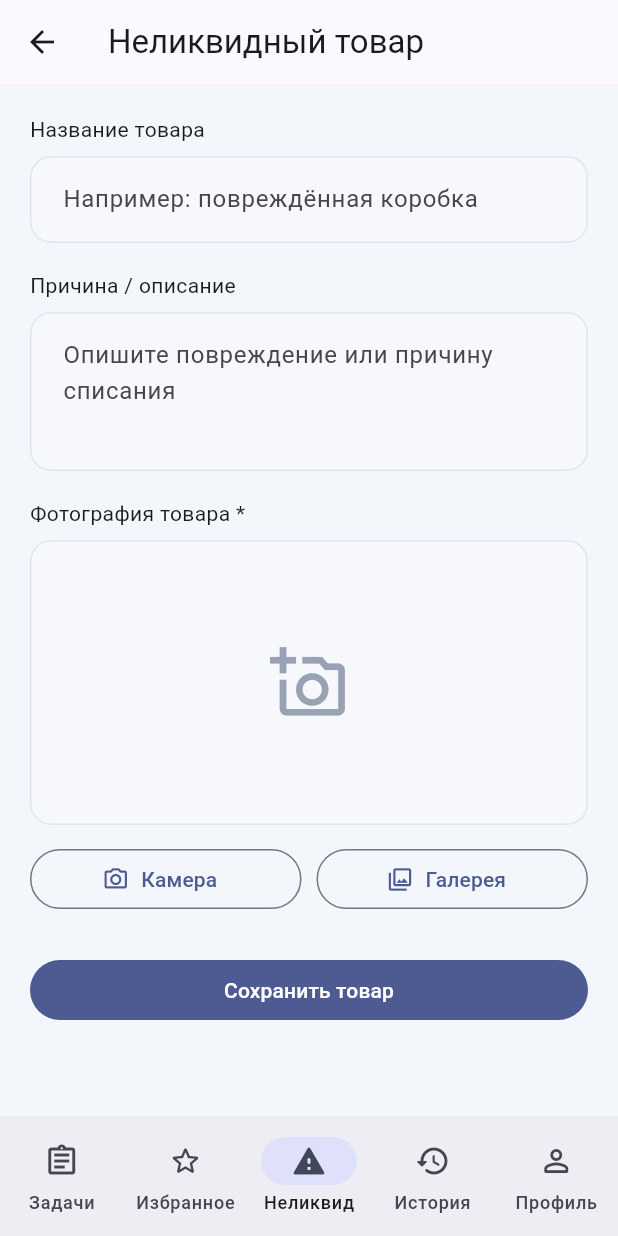
After one commit to BeliiAndrei/SmartTaskHandlerMobile, a Flutter app: the UnsellableFormPage screen opened by its route, after a tap on "Камера", on a phone screen of 412 x 824 dp. The commit adds this screen. Run offline on Flutter 3.47's test engine with Material 3 defaults, Android fonts, the phone set to English and light mode, and no system bars; our stand-ins replace go_router, image_picker.

Commit message:
L3: добавить учёт неликвидных товаров с фотографиями

```diff
--- a/lib/main.dart
+++ b/lib/main.dart
@@ -3,9 +3,13 @@ import 'package:flutter/material.dart';
 import 'router.dart';
 import 'services/favorite_repository.dart';
 import 'services/favorite_store.dart';
+import 'services/unsellable_repository.dart';
+import 'services/unsellable_store.dart';
 import 'widgets/favorites_scope.dart';
+import 'widgets/unsellable_scope.dart';
 
 final defaultFavoriteStore = FavoriteStore(FavoriteRepository());
+final defaultUnsellableStore = UnsellableStore(UnsellableRepository());
 
 Future<void> main() async {
   WidgetsFlutterBinding.ensureInitialized();
@@ -14,19 +18,31 @@ Future<void> main() async {
   } catch (error) {
     debugPrint('Failed to load favorites: $error');
   }
+  try {
+    await defaultUnsellableStore.load();
+  } catch (error) {
+    debugPrint('Failed to load unsellable reports: $error');
+  }
   runApp(const SmartTaskHandlerApp());
 }
 
 class SmartTaskHandlerApp extends StatelessWidget {
-  const SmartTaskHandlerApp({super.key, this.favoriteStore});
+  const SmartTaskHandlerApp({
+    super.key,
+    this.favoriteStore,
+    this.unsellableStore,
+  });
 
   final FavoriteStore? favoriteStore;
+  final UnsellableStore? unsellableStore;
 
   @override
   Widget build(BuildContext context) {
     const primary = Color(0xFF3157D5);
 
-    return FavoritesScope(
+    return UnsellableScope(
+      store: unsellableStore ?? defaultUnsellableStore,
+      child: FavoritesScope(
         store: favoriteStore ?? defaultFavoriteStore,
         child: MaterialApp.router(
           debugShowCheckedModeBanner: false,
@@ -58,6 +74,7 @@ class SmartTaskHandlerApp extends StatelessWidget {
           ),
           routerConfig: router,
         ),
+      ),
     );
   }
 }
--- /dev/null
+++ b/lib/models/unsellable_report.dart
@@ -0,0 +1,59 @@
+import 'dart:io';
+
+class UnsellableReport {
+  const UnsellableReport({
+    required this.id,
+    required this.title,
+    required this.description,
+    required this.photoFileName,
+    required this.photoPath,
+    required this.createdAt,
+  });
+
+  final String id;
+  final String title;
+  final String description;
+  final String photoFileName;
+  final String photoPath;
+  final DateTime createdAt;
+
+  factory UnsellableReport.fromJson(Object? value, String photoDirectory) {
+    if (value is! Map<String, dynamic>) {
+      throw const FormatException('Invalid unsellable report');
+    }
+    final id = value['id'];
+    final title = value['title'];
+    final description = value['description'];
+    final photoFileName = value['photoFileName'];
+    final dateText = value['createdAt'];
+    final createdAt = dateText is String ? DateTime.tryParse(dateText) : null;
+    if (id is! String ||
+        id.isEmpty ||
+        title is! String ||
+        title.trim().isEmpty ||
+        description is! String ||
+        description.trim().isEmpty ||
+        photoFileName is! String ||
+        !RegExp(r'^[a-zA-Z0-9_-]+\.[a-zA-Z0-9]{1,8}$')
+            .hasMatch(photoFileName) ||
+        createdAt == null) {
+      throw const FormatException('Invalid unsellable report fields');
+    }
+    return UnsellableReport(
+      id: id,
+      title: title,
+      description: description,
+      photoFileName: photoFileName,
+      photoPath: photoDirectory + Platform.pathSeparator + photoFileName,
+      createdAt: createdAt,
+    );
+  }
+
+  Map<String, Object> toJson() => {
+    'id': id,
+    'title': title,
+    'description': description,
+    'photoFileName': photoFileName,
+    'createdAt': createdAt.toUtc().toIso8601String(),
+  };
+}
--- a/lib/router.dart
+++ b/lib/router.dart
@@ -9,6 +9,9 @@ import 'screens/task_form_screen.dart';
 import 'screens/task_history_screen.dart';
 import 'screens/task_list_screen.dart';
 import 'screens/task_status_screen.dart';
+import 'screens/unsellable_details_screen.dart';
+import 'screens/unsellable_form_screen.dart';
+import 'screens/unsellable_screen.dart';
 import 'widgets/app_shell.dart';
 
 // One route table for the whole app. Only stable task ids travel in URLs.
@@ -46,6 +49,25 @@ final router = GoRouter(
               path: '/favorites',
               builder: (context, state) => const FavoritesPage(),
               routes: [_taskDetailsRoute(':id')],
+            ),
+          ],
+        ),
+        StatefulShellBranch(
+          routes: [
+            GoRoute(
+              path: '/unsellable',
+              builder: (context, state) => const UnsellablePage(),
+              routes: [
+                GoRoute(
+                  path: 'new',
+                  builder: (context, state) => const UnsellableFormPage(),
+                ),
+                GoRoute(
+                  path: ':id',
+                  builder: (context, state) =>
+                      UnsellableDetailsPage(id: state.pathParameters['id']!),
+                ),
+              ],
             ),
           ],
         ),
--- /dev/null
+++ b/lib/screens/unsellable_form_screen.dart
@@ -0,0 +1,236 @@
+import 'dart:io';
+
+import 'package:flutter/material.dart';
+import 'package:go_router/go_router.dart';
+import 'package:image_picker/image_picker.dart';
+
+import '../widgets/unsellable_scope.dart';
+
+class UnsellableFormPage extends StatefulWidget {
+  const UnsellableFormPage({super.key, this.pickImage});
+
+  /// Allows a picker substitute in widget tests.
+  final Future<XFile?> Function(ImageSource source)? pickImage;
+
+  @override
+  State<UnsellableFormPage> createState() => _UnsellableFormPageState();
+}
+
+class _UnsellableFormPageState extends State<UnsellableFormPage> {
+  final _formKey = GlobalKey<FormState>();
+  final _photoFieldKey = GlobalKey<FormFieldState<XFile>>();
+  final _titleController = TextEditingController();
+  final _descriptionController = TextEditingController();
+  final _picker = ImagePicker();
+  bool _picking = false;
+  bool _saving = false;
+
+  @override
+  void initState() {
+    super.initState();
+    if (Platform.isAndroid && widget.pickImage == null) {
+      WidgetsBinding.instance.addPostFrameCallback((_) => _recoverLostPhoto());
+    }
+  }
+
+  @override
+  void dispose() {
+    _titleController.dispose();
+    _descriptionController.dispose();
+    super.dispose();
+  }
+
+  Future<void> _recoverLostPhoto() async {
+    try {
+      final response = await _picker.retrieveLostData();
+      if (!mounted || response.isEmpty) return;
+      final files = response.files;
+      if (files != null && files.isNotEmpty) {
+        _photoFieldKey.currentState?.didChange(files.first);
+        ScaffoldMessenger.of(context).showSnackBar(
+          const SnackBar(content: Text('Фотография восстановлена')),
+        );
+      }
+    } catch (_) {
+      // The form remains usable through camera and gallery buttons.
+    }
+  }
+
+  Future<void> _selectPhoto(
+    ImageSource source,
+    FormFieldState<XFile> field,
+  ) async {
+    if (_picking || _saving) return;
+    setState(() => _picking = true);
+    try {
+      final pickImage = widget.pickImage;
+      final photo = await (pickImage != null
+          ? pickImage(source)
+          : _picker.pickImage(
+              source: source,
+              maxWidth: 1600,
+              maxHeight: 1600,
+              imageQuality: 85,
+            ));
+      if (mounted && field.mounted && photo != null) field.didChange(photo);
+    } catch (_) {
+      if (mounted) {
+        ScaffoldMessenger.of(context).showSnackBar(
+          const SnackBar(content: Text('Не удалось получить фотографию')),
+        );
+      }
+    } finally {
+      if (mounted) setState(() => _picking = false);
+    }
+  }
+
+  Future<void> _save() async {
+    if (_saving || !(_formKey.currentState?.validate() ?? false)) return;
+    final photo = _photoFieldKey.currentState?.value;
+    if (photo == null) return;
+
+    setState(() => _saving = true);
+    try {
+      await UnsellableScope.of(context).create(
+        title: _titleController.text,
+        description: _descriptionController.text,
+        sourcePhoto: File(photo.path),
+      );
+      if (mounted) context.pop(true);
+    } catch (_) {
+      if (mounted) {
+        ScaffoldMessenger.of(context).showSnackBar(
+          const SnackBar(content: Text('Не удалось сохранить товар и фото')),
+        );
+      }
+    } finally {
+      if (mounted) setState(() => _saving = false);
+    }
+  }
+
+  @override
+  Widget build(BuildContext context) {
+    return Scaffold(
+      appBar: AppBar(title: const Text('Неликвидный товар')),
+      body: Form(
+        key: _formKey,
+        autovalidateMode: AutovalidateMode.onUserInteraction,
+        child: ListView(
+          padding: const EdgeInsets.all(20),
+          children: [
+            const Text('Название товара'),
+            const SizedBox(height: 8),
+            TextFormField(
+              controller: _titleController,
+              textInputAction: TextInputAction.next,
+              decoration: const InputDecoration(
+                hintText: 'Например: повреждённая коробка',
+              ),
+              validator: (value) => value == null || value.trim().isEmpty
+                  ? 'Введите название товара'
+                  : null,
+            ),
+            const SizedBox(height: 18),
+            const Text('Причина / описание'),
+            const SizedBox(height: 8),
+            TextFormField(
+              controller: _descriptionController,
+              keyboardType: TextInputType.multiline,
+              textInputAction: TextInputAction.newline,
+              minLines: 3,
+              maxLines: 5,
+              decoration: const InputDecoration(
+                hintText: 'Опишите повреждение или причину списания',
+              ),
+              validator: (value) => value == null || value.trim().isEmpty
+                  ? 'Опишите причину'
+                  : null,
+            ),
+            const SizedBox(height: 18),
+            const Text('Фотография товара *'),
+            const SizedBox(height: 8),
+            FormField<XFile>(
+              key: _photoFieldKey,
+              validator: (photo) =>
+                  photo == null ? 'Прикрепите фотографию товара' : null,
+              builder: (field) => Column(
+                crossAxisAlignment: CrossAxisAlignment.start,
+                children: [
+                  Container(
+                    height: 190,
+                    width: double.infinity,
+                    decoration: BoxDecoration(
+                      color: const Color(0xFFF7F8FC),
+                      borderRadius: BorderRadius.circular(14),
+                      border: Border.all(
+                        color: field.hasError
+                            ? Theme.of(context).colorScheme.error
+                            : const Color(0xFFE0E5EF),
+                      ),
+                    ),
+                    clipBehavior: Clip.antiAlias,
+                    child: field.value == null
+                        ? const Center(
+                            child: Icon(
+                              Icons.add_a_photo_outlined,
+                              size: 52,
+                              color: Color(0xFF98A2B3),
+                            ),
+                          )
+                        : Image.file(
+                            File(field.value!.path),
+                            fit: BoxFit.cover,
+                            errorBuilder: (context, error, stackTrace) =>
+                                const Center(
+                                  child: Text('Предпросмотр недоступен'),
+                                ),
+                          ),
+                  ),
+                  if (field.errorText != null) ...[
+                    const SizedBox(height: 6),
+                    Text(
+                      field.errorText!,
+                      style: TextStyle(
+                        color: Theme.of(context).colorScheme.error,
+                        fontSize: 12,
+                      ),
+                    ),
+                  ],
+                  const SizedBox(height: 12),
+                  Row(
+                    children: [
+                      Expanded(
+                        child: OutlinedButton.icon(
+                          onPressed: _picking || _saving
+                              ? null
+                              : () => _selectPhoto(ImageSource.camera, field),
+                          icon: const Icon(Icons.photo_camera_outlined),
+                          label: const Text('Камера'),
+                        ),
+                      ),
+                      const SizedBox(width: 10),
+                      Expanded(
+                        child: OutlinedButton.icon(
+                          onPressed: _picking || _saving
+                              ? null
+                              : () => _selectPhoto(ImageSource.gallery, field),
+                          icon: const Icon(Icons.photo_library_outlined),
+                          label: const Text('Галерея'),
+                        ),
+                      ),
+                    ],
+                  ),
+                ],
+              ),
+            ),
+            const SizedBox(height: 26),
+            FilledButton(
+              onPressed: _saving ? null : _save,
+              child: Text(_saving ? 'Сохранение...' : 'Сохранить товар'),
+            ),
+          ],
+        ),
+      ),
+    );
+  }
+}
--- /dev/null
+++ b/lib/screens/unsellable_screen.dart
@@ -0,0 +1,153 @@
+import 'dart:io';
+
+import 'package:flutter/material.dart';
+import 'package:go_router/go_router.dart';
+
+import '../models/unsellable_report.dart';
+import '../utils/task_formatters.dart';
+import '../widgets/unsellable_scope.dart';
+
+class UnsellablePage extends StatelessWidget {
+  const UnsellablePage({super.key});
+
+  @override
+  Widget build(BuildContext context) {
+    final store = UnsellableScope.of(context);
+    return Scaffold(
+      appBar: AppBar(title: const Text('Неликвидный товар')),
+      body: store.hasLoadError
+          ? Center(
+              child: Column(
+                mainAxisSize: MainAxisSize.min,
+                children: [
+                  const Text('Не удалось загрузить записи'),
+                  const SizedBox(height: 12),
+                  FilledButton(
+                    onPressed: () async {
+                      try {
+                        await store.load();
+                      } catch (_) {
+                        // Keep the error visible without replacing stored data.
+                      }
+                    },
+                    child: const Text('Повторить'),
+                  ),
+                ],
+              ),
+            )
+          : store.reports.isEmpty
+          ? const Center(
+              child: Padding(
+                padding: EdgeInsets.all(24),
+                child: Column(
+                  mainAxisSize: MainAxisSize.min,
+                  children: [
+                    Icon(
+                      Icons.report_problem_outlined,
+                      size: 60,
+                      color: Color(0xFF98A2B3),
+                    ),
+                    SizedBox(height: 12),
+                    Text('Неликвидных товаров пока нет'),
+                    SizedBox(height: 6),
+                    Text(
+                      'Добавьте товар и приложите его фотографию',
+                      textAlign: TextAlign.center,
+                    ),
+                  ],
+                ),
+              ),
+            )
+          : ListView.separated(
+              padding: const EdgeInsets.fromLTRB(20, 18, 20, 100),
+              itemCount: store.reports.length,
+              separatorBuilder: (_, _) => const SizedBox(height: 12),
+              itemBuilder: (context, index) {
+                final report = store.reports[index];
+                return _ReportCard(report: report);
+              },
+            ),
+      floatingActionButton: store.hasLoadError
+          ? null
+          : FloatingActionButton.extended(
+              onPressed: () async {
+                final saved = await context.push<bool>('/unsellable/new');
+                if (!context.mounted || saved != true) return;
+                ScaffoldMessenger.of(context).showSnackBar(
+                  const SnackBar(content: Text('Неликвидный товар сохранён')),
+                );
+              },
+              icon: const Icon(Icons.add_a_photo_outlined),
+              label: const Text('Добавить товар'),
+            ),
+    );
+  }
+}
+
+class _ReportCard extends StatelessWidget {
+  const _ReportCard({required this.report});
+
+  final UnsellableReport report;
+
+  @override
+  Widget build(BuildContext context) {
+    return Material(
+      color: Colors.white,
+      borderRadius: BorderRadius.circular(18),
+      child: InkWell(
+        onTap: () => context.push('/unsellable/${report.id}'),
+        borderRadius: BorderRadius.circular(18),
+        child: Padding(
+          padding: const EdgeInsets.all(14),
+          child: Row(
+            children: [
+              ClipRRect(
+                borderRadius: BorderRadius.circular(12),
+                child: Image.file(
+                  File(report.photoPath),
+                  width: 86,
+                  height: 86,
+                  fit: BoxFit.cover,
+                  errorBuilder: (context, error, stackTrace) => const SizedBox(
+                    width: 86,
+                    height: 86,
+                    child: Icon(Icons.broken_image_outlined),
+                  ),
+                ),
+              ),
+              const SizedBox(width: 14),
+              Expanded(
+                child: Column(
+                  crossAxisAlignment: CrossAxisAlignment.start,
+                  children: [
+                    Text(
+                      report.title,
+                      maxLines: 2,
+                      overflow: TextOverflow.ellipsis,
+                      style: const TextStyle(
+                        fontSize: 16,
+                        fontWeight: FontWeight.w700,
+                      ),
+                    ),
+                    const SizedBox(height: 5),
+                    Text(
+                      report.description,
+                      maxLines: 2,
+                      overflow: TextOverflow.ellipsis,
+                    ),
+                    const SizedBox(height: 5),
+                    Text(
+                      formatTaskDate(report.createdAt.toLocal()),
+                      style: const TextStyle(color: Color(0xFF697386)),
+                    ),
+                  ],
+                ),
+              ),
+              const Icon(Icons.chevron_right_rounded),
+            ],
+          ),
+        ),
+      ),
+    );
+  }
+}
--- a/lib/widgets/app_shell.dart
+++ b/lib/widgets/app_shell.dart
@@ -25,6 +25,11 @@ class AppShell extends StatelessWidget {
             label: 'Избранное',
           ),
           NavigationDestination(
+            icon: Icon(Icons.report_problem_outlined),
+            selectedIcon: Icon(Icons.report_problem_rounded),
+            label: 'Неликвид',
+          ),
+          NavigationDestination(
             icon: Icon(Icons.history_rounded),
             label: 'История',
           ),
--- /dev/null
+++ b/lib/widgets/unsellable_scope.dart
@@ -0,0 +1,17 @@
+import 'package:flutter/material.dart';
+
+import '../services/unsellable_store.dart';
+
+class UnsellableScope extends InheritedNotifier<UnsellableStore> {
+  const UnsellableScope({
+    super.key,
+    required UnsellableStore store,
+    required super.child,
+  }) : super(notifier: store);
+
+  static UnsellableStore of(BuildContext context) {
+    final scope = context.dependOnInheritedWidgetOfExactType<UnsellableScope>();
+    assert(scope != null, 'UnsellableScope is missing above this widget');
+    return scope!.notifier!;
+  }
+}
--- a/pubspec.yaml
+++ b/pubspec.yaml
@@ -12,6 +12,7 @@ dependencies:
   cupertino_icons: ^1.0.8
   go_router: ^18.0.2
   path_provider: ^2.1.6
+  image_picker: ^1.2.4
 
 dev_dependencies:
   flutter_test:
```
Also changed, not shown: lib/screens/unsellable_details_screen.dart (added, +56 -0 lines), lib/services/unsellable_repository.dart (added, +92 -0 lines), lib/services/unsellable_store.dart (added, +62 -0 lines), pubspec.lock, 3 other files. Lines whose indentation alone changed are shown as unchanged.
